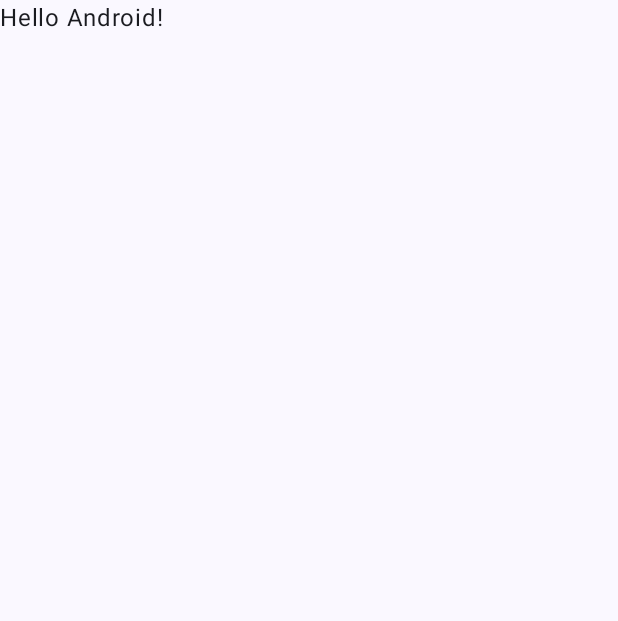
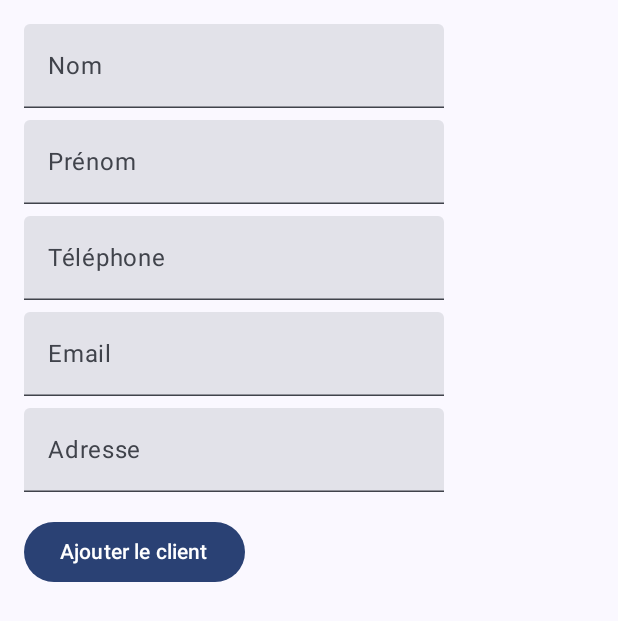
Before and after one commit to AutoGestion2024/AutoGestionApp, an Android app built with Jetpack Compose: the screen it shows after launch (MainActivity), on a phone screen of 412 x 824 dp. Before the commit the part shown is almost empty. Shown: the top 621 px of the screen. Run offline under Robolectric (Android 15) with nearby library versions, the phone set to English and light mode, and no system bars; our stand-ins replace Room's generated code.

Commit message:
first form + add client works but you can add the same client

```diff
--- /dev/null
+++ b/app/src/main/java/com/example/autogestion/ClientForm.kt
@@ -0,0 +1,67 @@
+package com.example.autogestion
+
+import androidx.compose.foundation.layout.*
+import androidx.compose.foundation.text.KeyboardOptions
+import androidx.compose.material3.*
+import androidx.compose.runtime.*
+import androidx.compose.ui.Modifier
+import androidx.compose.ui.text.input.KeyboardType
+import androidx.compose.ui.unit.dp
+import com.example.autogestion.data.Client
+
+@Composable
+fun ClientForm(onSubmit: (Client) -> Unit, modifier: Modifier = Modifier) {
+    var name by remember { mutableStateOf("") }
+    var lastName by remember { mutableStateOf("") }
+    var phone by remember { mutableStateOf("") }
+    var email by remember { mutableStateOf("") }
+    var address by remember { mutableStateOf("") }
+
+    Column(modifier = modifier.padding(16.dp)) {
+        TextField(
+            value = name,
+            onValueChange = { name = it },
+            label = { Text("Nom") }
+        )
+        Spacer(modifier = Modifier.height(8.dp))
+        TextField(
+            value = lastName,
+            onValueChange = { lastName = it },
+            label = { Text("Prénom") }
+        )
+        Spacer(modifier = Modifier.height(8.dp))
+        TextField(
+            value = phone,
+            onValueChange = { phone = it },
+            label = { Text("Téléphone") },
+            keyboardOptions = KeyboardOptions.Default.copy(keyboardType = KeyboardType.Phone)
+        )
+        Spacer(modifier = Modifier.height(8.dp))
+        TextField(
+            value = email,
+            onValueChange = { email = it },
+            label = { Text("Email") },
+            keyboardOptions = KeyboardOptions.Default.copy(keyboardType = KeyboardType.Email)
+        )
+        Spacer(modifier = Modifier.height(8.dp))
+        TextField(
+            value = address,
+            onValueChange = { address = it },
+            label = { Text("Adresse") }
+        )
+        Spacer(modifier = Modifier.height(16.dp))
+        Button(onClick = {
+            val newClient = Client(
+                clientId = 0,  // Auto-incremented by Room
+                name = name,
+                lastName = lastName,
+                phone = phone,
+                email = email,
+                address = address
+            )
+            onSubmit(newClient)
+        }) {
+            Text("Ajouter le client")
+        }
+    }
+}
--- a/app/src/main/java/com/example/autogestion/MainActivity.kt
+++ b/app/src/main/java/com/example/autogestion/MainActivity.kt
@@ -17,10 +17,11 @@ import com.example.autogestion.data.AppDatabase
 import com.example.autogestion.ui.theme.AutoGestionTheme
 import kotlinx.coroutines.*
 
+import com.example.autogestion.ClientForm
+
 class MainActivity : ComponentActivity() {
 
     private lateinit var database: AppDatabase
-    // Coroutine scope for running database operations on the IO dispatcher.
     private val coroutineScope = CoroutineScope(Dispatchers.IO)
 
     override fun onCreate(savedInstanceState: Bundle?) {
@@ -28,18 +29,18 @@ class MainActivity : ComponentActivity() {
 
         // Initialize the database
         database = AppDatabase.getDatabase(this)
-        // Launch a coroutine to add a client to the database.
-        coroutineScope.launch {
-            addClient()
-        }
 
         // UI setup
         enableEdgeToEdge()
         setContent {
             AutoGestionTheme {
                 Scaffold(modifier = Modifier.fillMaxSize()) { innerPadding ->
-                    Greeting(
-                        name = "Android",
+                    ClientForm(
+                        onSubmit = { client ->
+                            coroutineScope.launch {
+                                addClient(client)
+                            }
+                        },
                         modifier = Modifier.padding(innerPadding)
                     )
                 }
@@ -47,34 +48,10 @@ class MainActivity : ComponentActivity() {
         }
     }
 
-    // Function to add a client to the database.
-    private fun addClient() {
-        val newClient = Client(
-            clientId = 0,  // Auto-incremented
-            name = "John",
-            lastName = "Doe",
-            phone = "1234567890",
-            email = "john.doe@example.com",
-            address = "1234 Elm Street"
-        )
-        database.clientDao().addClient(newClient)
-        Log.d("MainActivity", "Client added")
-    }
-
-}
-
-@Composable
-fun Greeting(name: String, modifier: Modifier = Modifier) {
-    Text(
-        text = "Hello $name!",
-        modifier = modifier
-    )
-}
-
-@Preview(showBackground = true)
-@Composable
-fun GreetingPreview() {
-    AutoGestionTheme {
-        Greeting("Hello, demo!")
+    private suspend fun addClient(client: Client) {
+        withContext(Dispatchers.IO) {
+            database.clientDao().addClient(client)
+            Log.d("MainActivity", "Client ajouté: ${client.name} ${client.lastName}")
+        }
     }
 }
```
